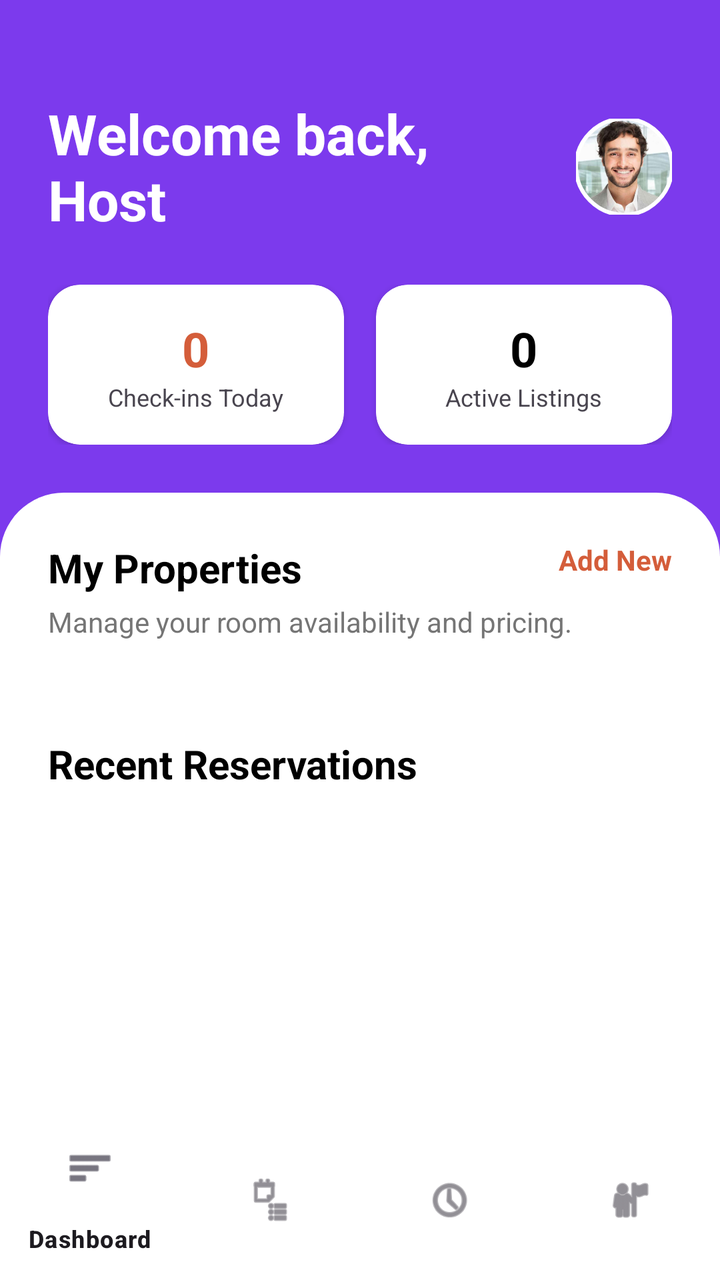
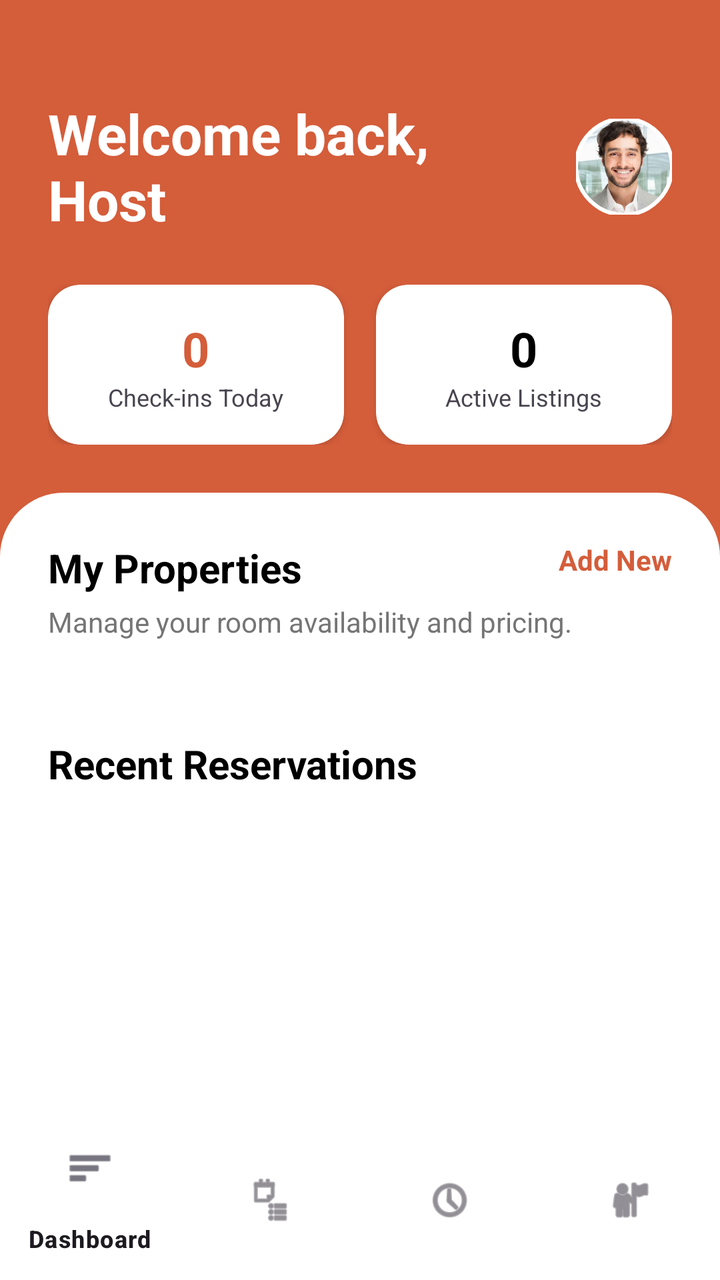

The first picture is an Android layout as it rendered before a commit; the second is the same layout after the commit. The layout source and the unified diff follow.
<!-- AndroidManifest.xml: application theme Theme.HostelWorld -->
<!-- res/layout/activity_host_dashboard.xml -->
<?xml version="1.0" encoding="utf-8"?>
<androidx.constraintlayout.widget.ConstraintLayout
    xmlns:android="http://schemas.android.com/apk/res/android"
    xmlns:app="http://schemas.android.com/apk/res-auto"
    android:layout_width="match_parent"
    android:layout_height="match_parent"
    android:background="#7C3AED">

    <TextView
        android:id="@+id/tvHostHeader"
        android:layout_width="0dp"
        android:layout_height="wrap_content"
        android:layout_marginStart="24dp"
        android:layout_marginTop="48dp"
        android:layout_marginEnd="16dp"
        android:text="Welcome back,\nHost"
        android:textColor="#FFFFFF"
        android:textSize="28sp"
        android:textStyle="bold"
        app:layout_constraintEnd_toStartOf="@+id/ivHostProfilePic"
        app:layout_constraintStart_toStartOf="parent"
        app:layout_constraintTop_toTopOf="parent" />

    <com.google.android.material.imageview.ShapeableImageView
        android:id="@+id/ivHostProfilePic"
        android:layout_width="48dp"
        android:layout_height="48dp"
        android:layout_marginEnd="24dp"
        android:scaleType="centerCrop"
        android:src="@drawable/my_profile_pic"
        app:layout_constraintBottom_toBottomOf="@+id/tvHostHeader"
        app:layout_constraintEnd_toEndOf="parent"
        app:layout_constraintTop_toTopOf="@+id/tvHostHeader"
        app:shapeAppearanceOverlay="@style/CircleShape"
        app:strokeColor="#FFFFFF"
        app:strokeWidth="2dp" />

    <LinearLayout
        android:id="@+id/llStats"
        android:layout_width="match_parent"
        android:layout_height="wrap_content"
        android:layout_marginHorizontal="24dp"
        android:layout_marginTop="24dp"
        android:orientation="horizontal"
        android:weightSum="2"
        app:layout_constraintTop_toBottomOf="@+id/tvHostHeader">

        <androidx.cardview.widget.CardView
            android:layout_width="0dp"
            android:layout_height="80dp"
            android:layout_weight="1"
            android:layout_marginEnd="8dp"
            app:cardCornerRadius="16dp">
            <LinearLayout
                android:layout_width="match_parent"
                android:layout_height="match_parent"
                android:gravity="center"
                android:orientation="vertical">

                <TextView
                    android:id="@+id/tvCheckinsToday"
                    android:text="0"
                    android:textSize="24sp"
                    android:textStyle="bold"
                    android:textColor="#D45D3A"
                    android:layout_width="wrap_content"
                    android:layout_height="wrap_content"/>

                <TextView android:text="Check-ins Today" android:textSize="12sp" android:layout_width="wrap_content" android:layout_height="wrap_content"/>
            </LinearLayout>
        </androidx.cardview.widget.CardView>

        <androidx.cardview.widget.CardView
            android:layout_width="0dp"
            android:layout_height="80dp"
            android:layout_weight="1"
            android:layout_marginStart="8dp"
            app:cardCornerRadius="16dp">
            <LinearLayout
                android:layout_width="match_parent"
                android:layout_height="match_parent"
                android:gravity="center"
                android:orientation="vertical">
                <TextView android:id="@+id/tvActiveListings" android:text="0" android:textSize="24sp" android:textStyle="bold" android:textColor="#000000" android:layout_width="wrap_content" android:layout_height="wrap_content"/>
                <TextView android:text="Active Listings" android:textSize="12sp" android:layout_width="wrap_content" android:layout_height="wrap_content"/>
            </LinearLayout>
        </androidx.cardview.widget.CardView>
    </LinearLayout>

    <androidx.core.widget.NestedScrollView
        android:layout_width="match_parent"
        android:layout_height="0dp"
        android:layout_marginTop="24dp"
        android:background="@drawable/rounded_top_corners_white"
        app:layout_constraintBottom_toTopOf="@+id/bottomNavHost"
        app:layout_constraintTop_toBottomOf="@+id/llStats">

        <LinearLayout
            android:layout_width="match_parent"
            android:layout_height="wrap_content"
            android:orientation="vertical"
            android:padding="24dp">

            <RelativeLayout
                android:layout_width="match_parent"
                android:layout_height="wrap_content">
                <TextView
                    android:layout_width="wrap_content"
                    android:layout_height="wrap_content"
                    android:text="My Properties"
                    android:textColor="#000000"
                    android:textSize="20sp"
                    android:textStyle="bold" />
                <TextView
                    android:layout_width="wrap_content"
                    android:layout_height="wrap_content"
                    android:id="@+id/tvAddNew"
                    android:layout_alignParentEnd="true"
                    android:text="Add New"
                    android:textColor="#D45D3A"
                    android:textStyle="bold"/>
            </RelativeLayout>

            <TextView
                android:layout_width="match_parent"
                android:layout_height="wrap_content"
                android:layout_marginTop="4dp"
                android:text="Manage your room availability and pricing."
                android:textColor="#757575" />

            <androidx.recyclerview.widget.RecyclerView
                android:id="@+id/rvDashboardProperties"
                android:layout_width="match_parent"
                android:layout_height="wrap_content"
                android:layout_marginTop="16dp"
                android:orientation="horizontal" />

            <TextView
                android:layout_width="wrap_content"
                android:layout_height="wrap_content"
                android:layout_marginTop="32dp"
                android:text="Recent Reservations"
                android:textColor="#000000"
                android:textSize="20sp"
                android:textStyle="bold" />

            <androidx.recyclerview.widget.RecyclerView
                android:id="@+id/rvRecentReservations"
                android:layout_width="match_parent"
                android:layout_height="wrap_content"
                android:layout_marginTop="8dp"
                android:layout_marginBottom="80dp" />

        </LinearLayout>
    </androidx.core.widget.NestedScrollView>

    <com.google.android.material.bottomnavigation.BottomNavigationView
        android:id="@+id/bottomNavHost"
        android:layout_width="match_parent"
        android:layout_height="wrap_content"
        android:background="#FFFFFF"
        app:layout_constraintBottom_toBottomOf="parent"
        app:menu="@menu/host_bottom_nav_menu" />
</androidx.constraintlayout.widget.ConstraintLayout>
<!-- resources referenced by this layout -->
<resources>
  <!-- drawable my_profile_pic: jpg bitmap (drawable, 15838 bytes) -->
  <!-- drawable rounded_top_corners_white (drawable) -->
  <?xml version="1.0" encoding="utf-8"?>
  <shape xmlns:android="http://schemas.android.com/apk/res/android"
      android:shape="rectangle">
  
      <solid android:color="#FFFFFF" />
  
      <corners
          android:topLeftRadius="32dp"
          android:topRightRadius="32dp" />
  </shape>
  <style name="CircleShape" parent="">
          <item name="cornerFamily">rounded</item>
          <item name="cornerSize">50%</item> </style>
  <style name="Theme.HostelWorld" parent="Base.Theme.HostelWorld" />
  <style name="Base.Theme.HostelWorld" parent="Theme.Material3.DayNight.NoActionBar">
          
          
      </style>
</resources>

<!-- the commit's change to res/layout/activity_host_dashboard.xml (unified diff, before → after) -->
@@ -4,7 +4,7 @@
     xmlns:app="http://schemas.android.com/apk/res-auto"
     android:layout_width="match_parent"
     android:layout_height="match_parent"
-    android:background="#7C3AED">
+    android:background="#D45D3A">
 
     <TextView
         android:id="@+id/tvHostHeader"
